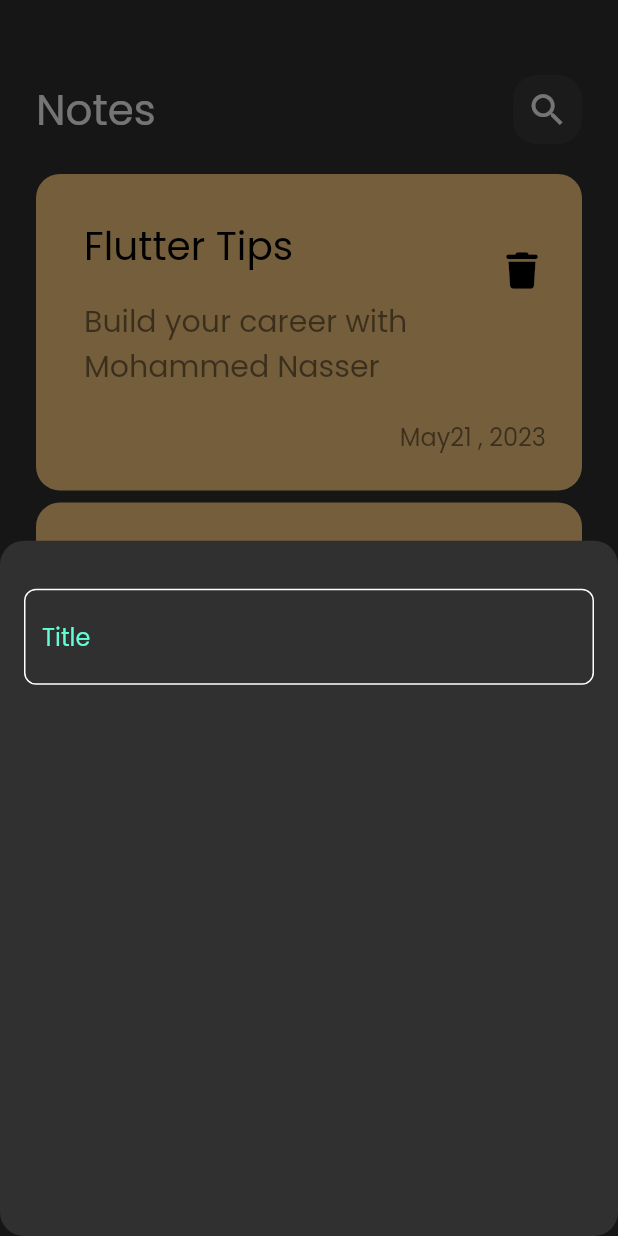
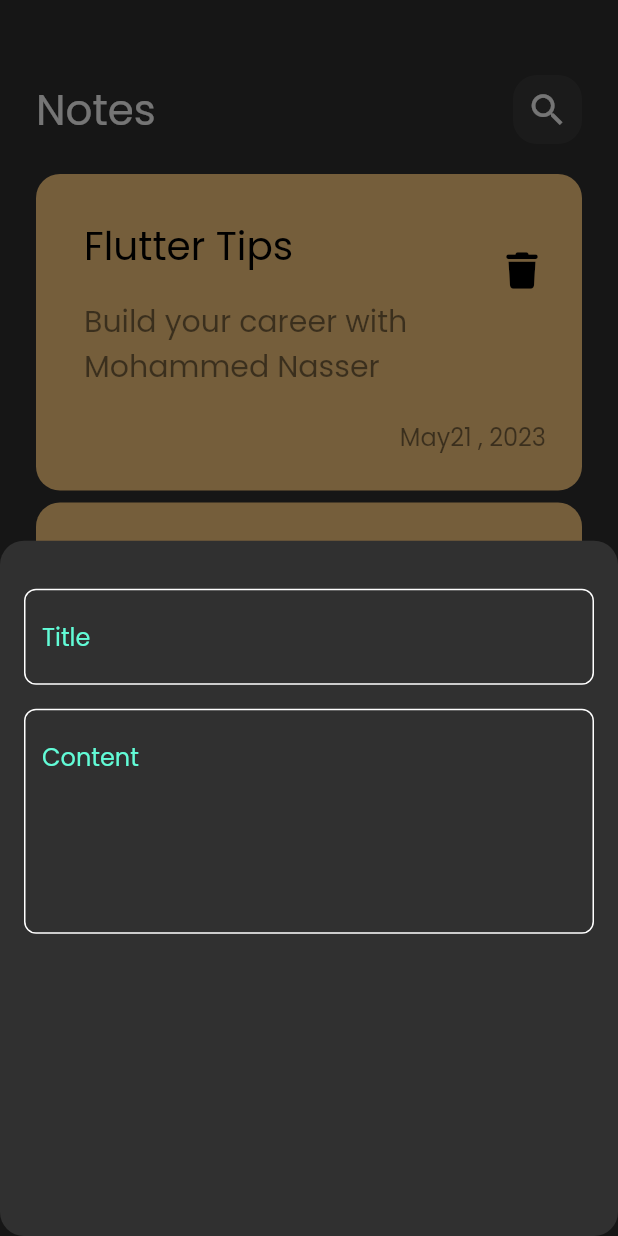
Before and after one commit to MohammedNAbdelsamea/Notes_app, a Flutter app: the screen it shows after launch, after a tap on an icon or button, on a phone screen of 412 x 824 dp. Run offline on Flutter 3.47's test engine with Material 2 defaults, Android fonts, the phone set to English and light mode, and no system bars; our stand-ins replace font_awesome_flutter.

Commit message:
fields to buttonSheet.

```diff
--- a/lib/views/widgets/add_note_buttom_sheet.dart
+++ b/lib/views/widgets/add_note_buttom_sheet.dart
@@ -11,7 +11,14 @@ class AddButtonSheet extends StatelessWidget {
       child: Column(
         children: [
           SizedBox(height: 32,),
-          CustomTextField(),
+          CustomTextField(
+            hint: 'Title',
+          ),
+          SizedBox(height: 16,),
+          CustomTextField(
+            hint: 'Content',
+            maxLines: 5,
+          ),
         ],
       ),
     );
--- a/lib/views/widgets/custom_text_field.dart
+++ b/lib/views/widgets/custom_text_field.dart
@@ -3,14 +3,17 @@ import 'package:flutter/material.dart';
 import 'package:notes_th/constants.dart';
 
 class CustomTextField extends StatelessWidget {
-  const CustomTextField({super.key});
-
+  const CustomTextField({super.key,required this.hint,this.maxLines=1});
+final String hint;
+final int maxLines;
   @override
   Widget build(BuildContext context) {
-    return TextField(
+    return TextField(maxLines: maxLines,
       cursorColor: kPrimaryColor,
       decoration: InputDecoration(
-hintText:'Title',
+hintText: hint,
+
+
         hintStyle: TextStyle(color: kPrimaryColor),
         border: buildBorder(),
         enabledBorder: buildBorder(),
```
